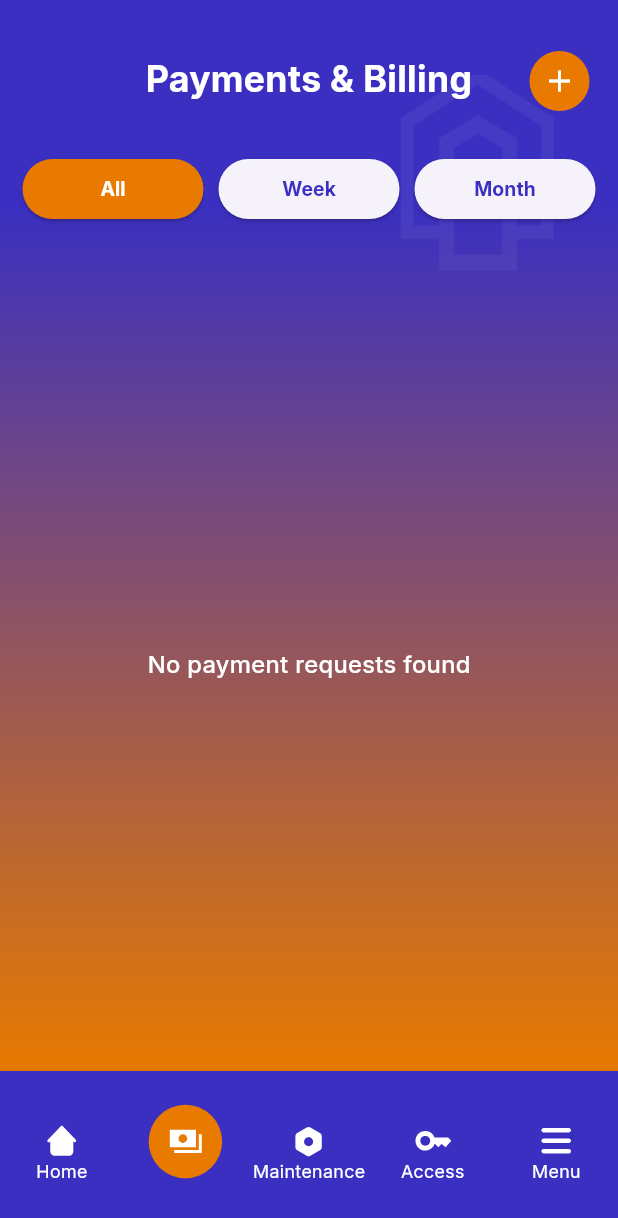
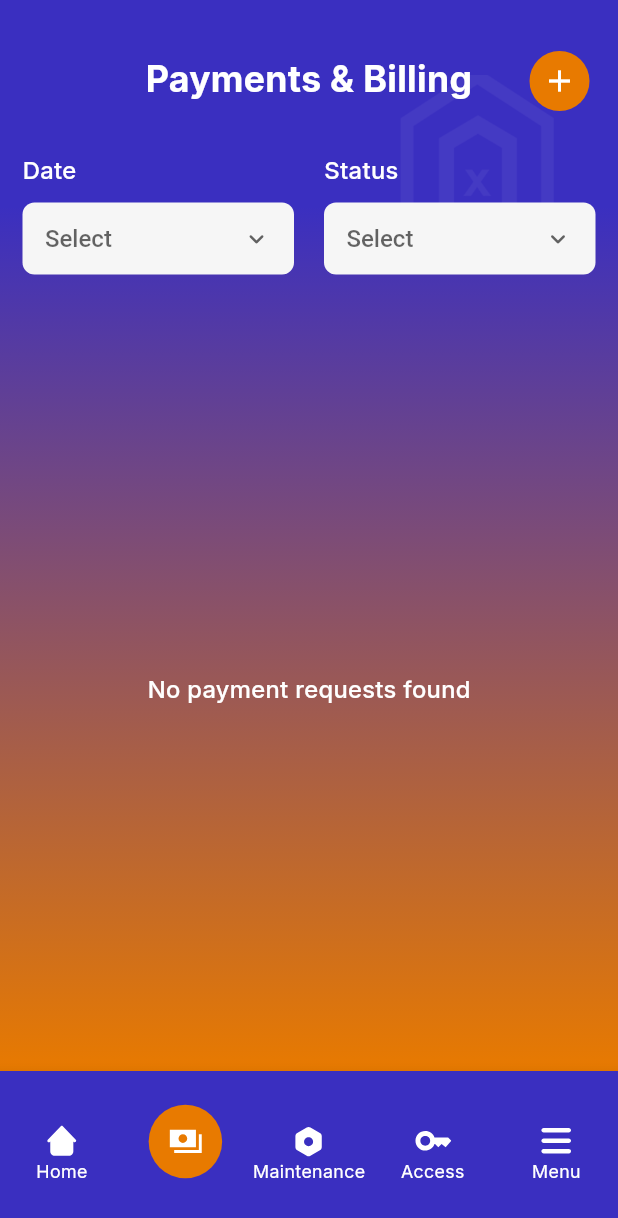
Before and after one commit to SherazAli-67/portalixmx-resident-admin, a Flutter app: the PaymentsMenu screen opened by its route, on a phone screen of 412 x 824 dp. Shown: the top 1218 px of the screen. Run offline on Flutter 3.47's test engine with Material 3 defaults, Android fonts, the phone set to English and light mode, and no system bars; our stand-ins replace cached_network_image, cloud_firestore, firebase_auth, firebase_core, flutter_svg, go_router and 4 more; accounts and stored records are empty.

Commit message:
Portalixmx Resident admin: Payments menu filters added

```diff
--- a/lib/core/models/payment_model.dart
+++ b/lib/core/models/payment_model.dart
@@ -1,6 +1,11 @@
 enum PaymentType {
   paymentByResident,   // 0
   paymentToAdmin,      // 1
+}
+
+enum PaymentStatus {
+  pending,   // 0
+  received,      // 1
 }
 
 class PaymentModel {
@@ -11,6 +16,7 @@ class PaymentModel {
   final String societyID;
   final String paymentByUID;
   final PaymentType paymentType;
+  final PaymentStatus paymentStatus;
   final DateTime dateTime;
 
   PaymentModel({
@@ -21,6 +27,7 @@ class PaymentModel {
     required this.societyID,
     required this.paymentByUID,
     required this.paymentType,
+    this.paymentStatus = .pending,
     required this.dateTime
   });
 
@@ -33,7 +40,8 @@ class PaymentModel {
       'societyID': societyID,
       'paymentByUID': paymentByUID,
       'dateTime': dateTime.toIso8601String(),
-      'paymentType': paymentType.index, // store enum as int
+      'paymentType': paymentType.index,
+      'paymentStatus' :  paymentStatus.index
     };
   }
 
@@ -50,8 +58,12 @@ class PaymentModel {
           : DateTime.now(),
       paymentType: (map['paymentType'] != null &&
           map['paymentType'] < PaymentType.values.length)
-          ? PaymentType.values[map['paymentType']]
-          : PaymentType.paymentByResident,
+          ? .values[map['paymentType']]
+          : .paymentByResident,
+      paymentStatus: (map['paymentStatus'] != null &&
+          map['paymentStatus'] < PaymentStatus.values.length)
+          ? .values[map['paymentType']]
+          : .pending,
     );
   }
 }
--- a/lib/l10n/app_en.arb
+++ b/lib/l10n/app_en.arb
@@ -29,6 +29,8 @@
   "amount" : "Amount",
   "receipt" : "Payment Receipt",
   "add": "Add",
+  "pending" : "Pending",
+  "received" : "Received",
   "twoStepVerification" : "2 Step Verification",
   "twoStepVerificationDescription" : "Enter the 2 step verification code sent on your email address",
   "otp" : "OTP",
@@ -136,6 +138,7 @@
   "all" : "All",
   "week" : "Week",
   "month" : "Month",
+  "year" : "Year",
   "automaticVisitorCode" : "Visitor Code",
   "generateAccessCode" : "Generate Access Code"
 }
--- a/lib/l10n/app_localizations.dart
+++ b/lib/l10n/app_localizations.dart
@@ -271,6 +271,18 @@ abstract class AppLocalizations {
   /// In en, this message translates to:
   /// **'Add'**
   String get add;
+
+  /// No description provided for @pending.
+  ///
+  /// In en, this message translates to:
+  /// **'Pending'**
+  String get pending;
+
+  /// No description provided for @received.
+  ///
+  /// In en, this message translates to:
+  /// **'Received'**
+  String get received;
 
   /// No description provided for @twoStepVerification.
   ///
@@ -890,6 +902,12 @@ abstract class AppLocalizations {
   /// **'Month'**
   String get month;
 
+  /// No description provided for @year.
+  ///
+  /// In en, this message translates to:
+  /// **'Year'**
+  String get year;
+
   /// No description provided for @automaticVisitorCode.
   ///
   /// In en, this message translates to:
--- a/lib/presentation/screens/main_menu/payments_menu.dart
+++ b/lib/presentation/screens/main_menu/payments_menu.dart
@@ -1,7 +1,8 @@
 import 'package:flutter/material.dart';
 import 'package:portalixmx_resident_admin/core/models/payment_model.dart';
-import 'package:portalixmx_resident_admin/presentation/widgets/filter_tab_widget.dart';
+import 'package:portalixmx_resident_admin/presentation/widgets/app_dropdown_widget.dart';
 import 'package:portalixmx_resident_admin/presentation/widgets/full_page_loading_widget.dart';
+import 'package:portalixmx_resident_admin/presentation/widgets/loading_widget.dart';
 import 'package:portalixmx_resident_admin/providers/datetime_format_helpers.dart';
 import 'package:portalixmx_resident_admin/providers/payments_provider/payment_provider.dart';
 import 'package:provider/provider.dart';
@@ -52,15 +53,25 @@ class _PaymentsMenuState extends State<PaymentsMenu> {
                       ],
                     ),
                     Row(
+                      spacing: 20,
+                      children: [
+                        Expanded(child: AppDropdownWidget<String>(list: provider.getFilterList(localization), title: 'Date', value: provider.selectedFilter, onChanged: (val)=> provider.onChangeFilterTap(val), getTitle: (item) => item)),
+                        Expanded(child: AppDropdownWidget<String>(list: provider.getStatusList(localization), title: 'Status', value: provider.selectedPaymentStatusFilter, onChanged: (val)=> provider.onChangeStatusFilterTap(val), getTitle: (item) => item)),
+
+                      ],
+                    ),
+                  /*  Row(
                       spacing: 10,
                       children: [
                         _buildServiceTypeTab(serviceTypeTitle: localization.all, index: 0, provider: provider),
                         _buildServiceTypeTab(serviceTypeTitle: localization.week, index: 1, provider: provider),
                         _buildServiceTypeTab(serviceTypeTitle: localization.month, index: 2, provider: provider),
                       ],
-                    ),
+                    ),*/
                     Expanded(
-                        child: provider.payments.isEmpty
+                        child: provider.loadingPayments
+                            ? LoadingWidget()
+                            : provider.payments.isEmpty
                             ? Center(child: Text("No payment requests found", style: AppTextStyles.regularTextStyle,),)
                             : ListView.builder(
                             itemCount: provider.payments.length,
@@ -112,12 +123,4 @@ class _PaymentsMenuState extends State<PaymentsMenu> {
       },
     );
   }
-
-  Widget _buildServiceTypeTab({required String serviceTypeTitle, required int index, required PaymentProvider provider}) {
-    bool isSelected = index == provider.selectedFilterTab;
-    return Expanded(
-        child: FilterTabWidget(isSelected: isSelected,
-        onTap: () => provider.onChangeFilterTab(index),
-        title: serviceTypeTitle));
-  }
 }
--- a/lib/providers/payments_provider/payment_provider.dart
+++ b/lib/providers/payments_provider/payment_provider.dart
@@ -2,6 +2,7 @@ import 'package:flutter/material.dart';
 import 'package:image_picker/image_picker.dart';
 import 'package:portalixmx_resident_admin/core/models/payment_model.dart';
 import 'package:portalixmx_resident_admin/core/models/user_model.dart';
+import 'package:portalixmx_resident_admin/l10n/app_localizations.dart';
 import 'package:portalixmx_resident_admin/presentation/bottomsheets/add_payment_sheet.dart';
 import 'package:portalixmx_resident_admin/services/payments_service/payments_service.dart';
 import 'package:portalixmx_resident_admin/services/user_service/user_service.dart';
@@ -21,6 +22,25 @@ class PaymentProvider extends ChangeNotifier{
 
   PaymentProvider(){
     _initPayments();
+  }
+
+  String? selectedFilter;
+  String? selectedPaymentStatusFilter;
+
+  List<String> getFilterList(AppLocalizations localization){
+    return [
+      localization.all,
+      localization.week,
+      localization.month,
+      localization.year
+    ];
+  }
+
+  List<String> getStatusList(AppLocalizations localization){
+    return [
+      localization.pending,
+      localization.received,
+    ];
   }
 
   void _initPayments()async {
@@ -45,6 +65,15 @@ class PaymentProvider extends ChangeNotifier{
     notifyListeners();
   }
 
+  void onChangeFilterTap(String val){
+    selectedFilter = val;
+    notifyListeners();
+  }
+
+  void onChangeStatusFilterTap(String val){
+    selectedPaymentStatusFilter = val;
+    notifyListeners();
+  }
   void onAddPaymentTap()async {
     final result = await BottomSheetHelper.showDraggableBottomSheet(scaffoldKey: scaffoldKey, child: AddPaymentSheet(),);
     if(result != null){
```
Also changed, not shown: lib/l10n/app_localizations_en.dart (+9 -0 lines), lib/l10n/app_localizations_es.dart (+9 -0 lines).
